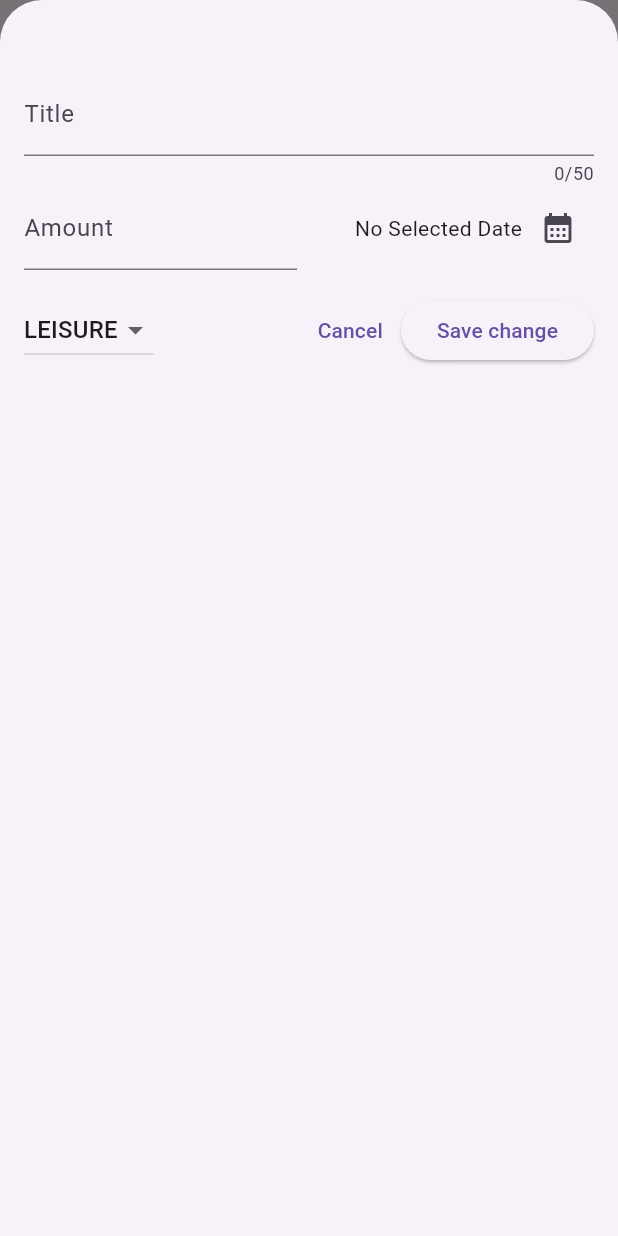
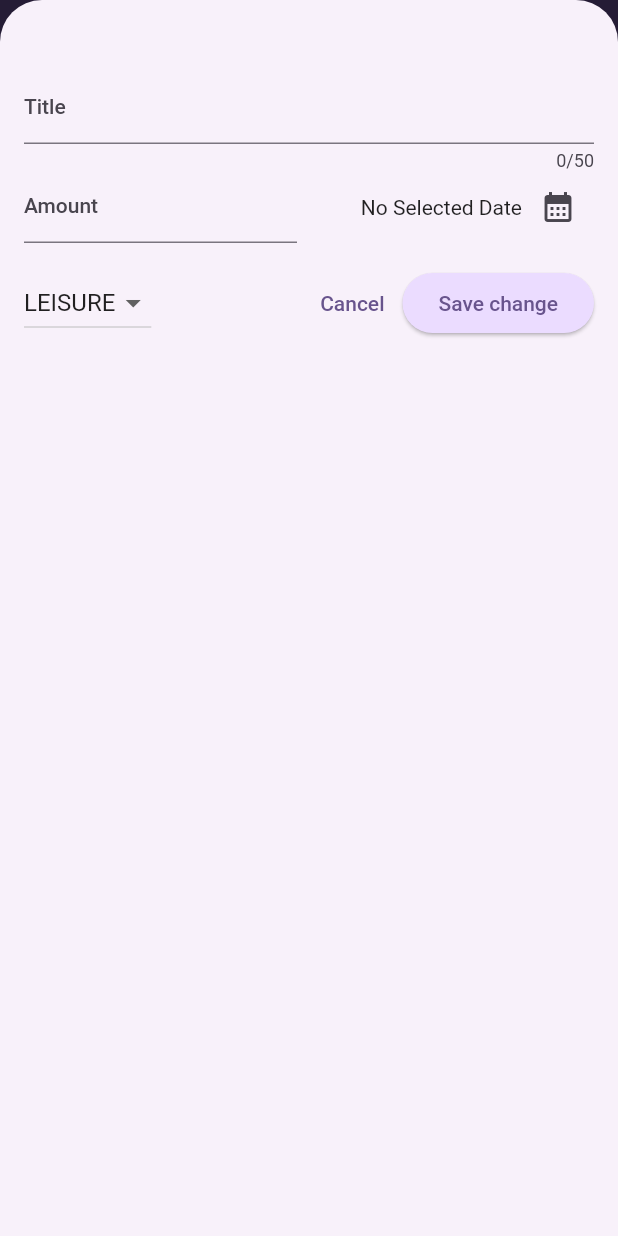
Before and after one commit to haido86/flutter-expense-tracker, a Flutter app: the screen it shows after launch, after a tap on the "add" icon, on a phone screen of 412 x 824 dp. Run offline on Flutter 3.47's test engine with Material 2 defaults, Android fonts, the phone set to English and light mode, and no system bars.

Commit message:
Use general theme

```diff
--- a/lib/main.dart
+++ b/lib/main.dart
@@ -1,12 +1,29 @@
 import 'package:expense_tracker/widgets/expenses.dart';
 import 'package:flutter/material.dart';
 
+var kColorScheme = ColorScheme.fromSeed(
+  seedColor: const Color.fromARGB(255, 188, 151, 255),
+);
 void main() {
   runApp(
     MaterialApp(
-      theme: ThemeData(
-        useMaterial3: true,
-      ),
+      theme: ThemeData().copyWith(
+          useMaterial3: true,
+          colorScheme: kColorScheme,
+          appBarTheme: const AppBarTheme().copyWith(
+            backgroundColor: kColorScheme.onPrimaryContainer,
+            foregroundColor: kColorScheme.primaryContainer,
+          ),
+          cardTheme: const CardTheme().copyWith(
+              margin: const EdgeInsets.symmetric(
+            horizontal: 16,
+            vertical: 8,
+          )),
+          elevatedButtonTheme: ElevatedButtonThemeData(
+            style: ElevatedButton.styleFrom(
+              backgroundColor: kColorScheme.primaryContainer,
+            ),
+          )),
       home: const Expenses(),
     ),
   );
--- a/lib/widgets/expenses_list/expenses_list.dart
+++ b/lib/widgets/expenses_list/expenses_list.dart
@@ -14,6 +14,10 @@ class ExpensesList extends StatelessWidget {
     return ListView.builder(
       itemCount: expenses.length,
       itemBuilder: (context, index) => Dismissible(
+        background: Container(
+          color: Theme.of(context).colorScheme.error.withOpacity(0.5),
+          margin: const EdgeInsets.all(0),
+        ),
         key: ValueKey(expenses[index]),
         onDismissed: (direction) {
           onRemoveExpense(expenses[index]);
```
